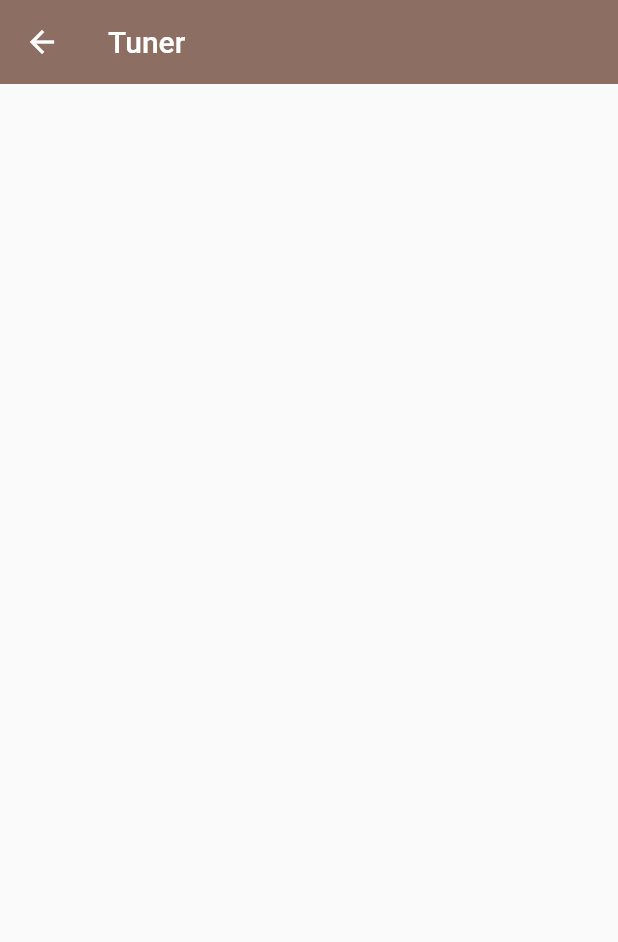
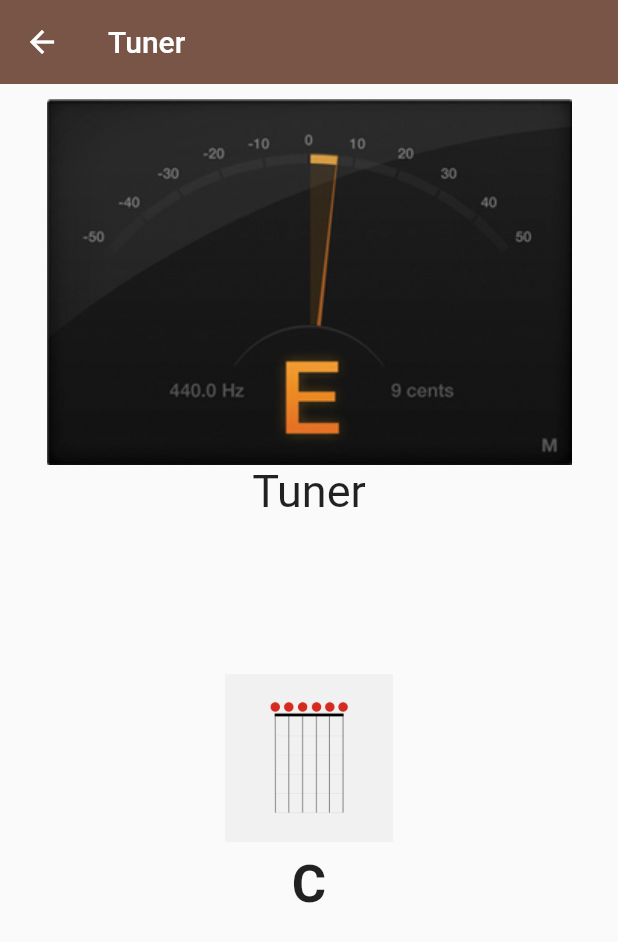
Before and after one commit to B4eva/guitar_tuner, a Flutter app: the Tuner screen opened by its route, on a phone screen of 412 x 824 dp. Shown: the top 942 px of the screen. Run offline on Flutter 3.47's test engine with Material 2 defaults, Android fonts, the phone set to English and light mode, and no system bars; our stand-ins replace device_preview.

Commit message:
initial commit

```diff
--- a/lib/main.dart
+++ b/lib/main.dart
@@ -21,8 +21,8 @@ class MyApp extends StatelessWidget {
     return MaterialApp(
 
 
-        initialRoute: '/',
-      // home:Home(),
+        initialRoute: '/tuner',
+
       routes: {
         '/': (context) => Home(),
         '/guitartuner': (context) => GuitarTuner(),
--- a/lib/pages/tunerview.dart
+++ b/lib/pages/tunerview.dart
@@ -1,22 +1,112 @@
 import 'package:flutter/material.dart';
-
 
 class Tuner extends StatefulWidget {
   @override
   _TunerState createState() => _TunerState();
+
+
 }
 
 class _TunerState extends State<Tuner> {
+    @override
+  void initState() {
+    // TODO: implement initState
+
+
+
+      }
+
+
   @override
   Widget build(BuildContext context) {
     return Scaffold(
-      appBar: AppBar(
-        backgroundColor: Colors.brown[400],
-        title: Text('Tuner'),
-        elevation: 0,
-       // centerTitle: true,
-      ),
+        appBar: AppBar(
+          backgroundColor: Colors.brown,
+          title: Text('Tuner'),
+          elevation: 0,
+          // centerTitle: true,
+        ),
+        body: Column(
+          children: [
+            Padding(
+              padding: const EdgeInsets.all(10.0),
+              child: Center(
+                child: Column(
+                  children: [
+                    (Image(
+                      image: AssetImage("assets/tuner.jpg"),
+                      fit: BoxFit.contain,
+                    )),
+                    Text("Tuner",
+                        style: TextStyle(
+                          fontSize: 30.0,
+                          fontWeight: FontWeight.w400,
+                        )),
+                  ],
+                ),
+              ),
+            ),
+            SizedBox(
+              height: 0.0,
+            ),
 
-    );
+            Expanded(
+              child: Padding(
+                padding: const EdgeInsets.symmetric(horizontal: 150.0),
+                child: Container(
+                  child: Center(
+                      child: Stack(
+                    children: <Widget>[
+                      Image(
+                        image: AssetImage(
+                            "assets/drop-c-tuning-3up_368x368_2x.png"),
+                        height: 300.0,
+                      ),
+                      Center(
+                        child: Text(
+                          "C",
+                          textAlign: TextAlign.center,
+                          style: TextStyle(
+                            fontWeight: FontWeight.bold,
+                            fontSize: 35,
+                          ),
+                        ),
+                      ),
+                      Padding(
+                        padding: const EdgeInsets.symmetric(vertical: 500),
+                        child: Container(
+                          child: Image(
+                            image: AssetImage(
+                                "assets/drop-d-tuning-3up_368x368_2x.png"),
+                            height: 10.0,
+                          ),
+                        ),
+                      )
+                    ],
+                  )),
+                ),
+              ),
+            )
+
+            // Column(
+            //   children: [
+            //     // Text("C",
+            //     // style: TextStyle(
+            //     //   fontWeight: FontWeight.bold,
+            //     //   fontSize: 30,
+            //     // ),),
+            //     Padding(
+            //       padding: const EdgeInsets.all(8.0),
+
+            //       // child: Image(image: AssetImage("assets/drop-c-tuning-3up_368x368_2x.png"),
+            //       //  fit: BoxFit.contain,
+            //       //  height: 300.0,
+            //       //  // width: 80.0,
+            //       // ),
+            //     ),
+            //   ],
+            // )
+          ],
+        ));
   }
 }
```
Also changed, not shown: lib/pages/const_color.dart (added, +8 -0 lines), lib/pages/guitartunerview.dart (+7 -10 lines), lib/pages/startup_view.dart (+19 -13 lines), assets/tuner.jpg (added), lib/viewmodels/guitartuner_viewmodel.dart (added), lib/viewmodels/tuner_viewmodel.dart (added).
